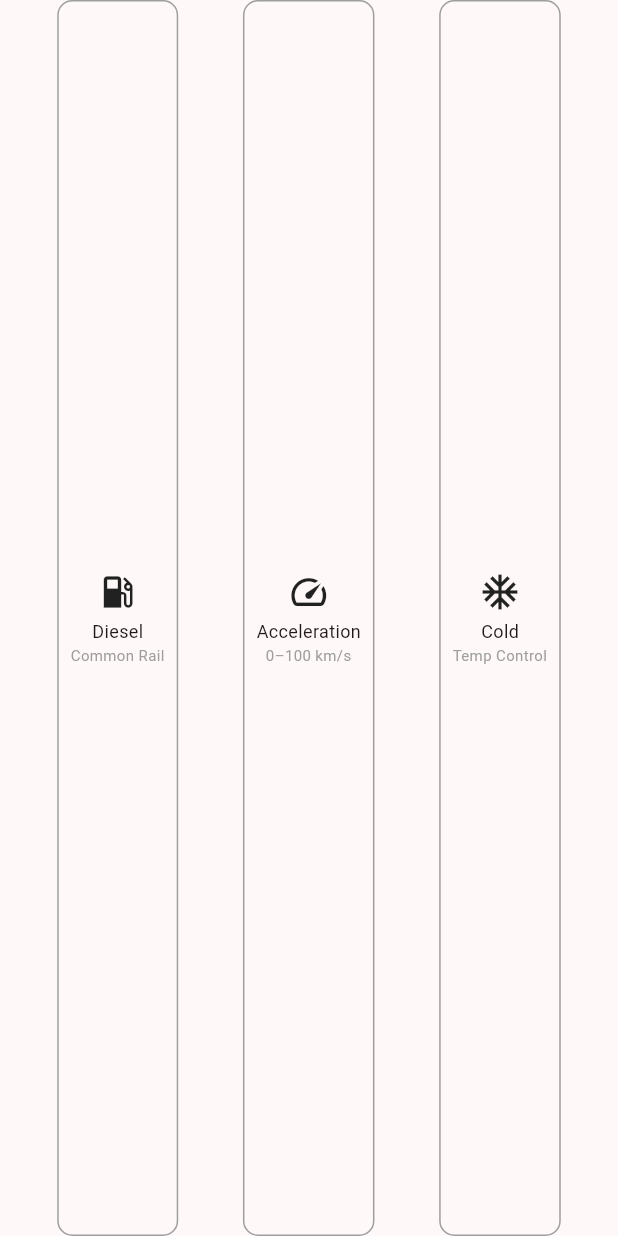
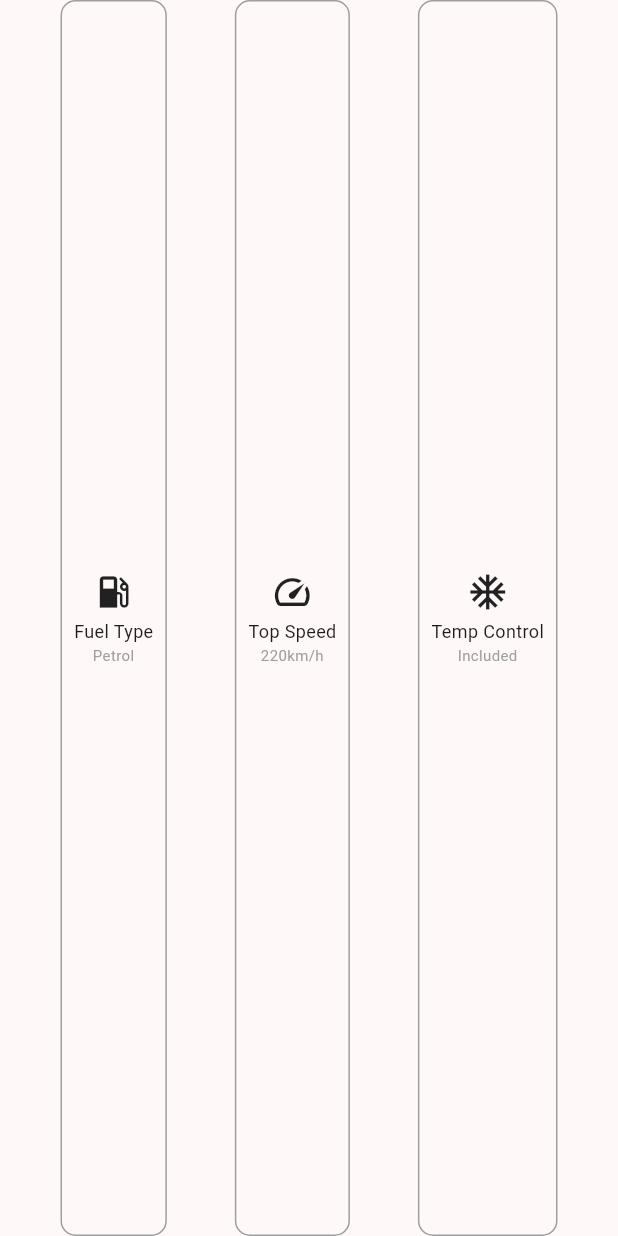
Before and after one commit to sahilbashir/myapp, a Flutter app: what featureIcons() shows on an empty page, opened directly, on a phone screen of 412 x 824 dp. Run offline on Flutter 3.47's test engine with Material 3 defaults, Android fonts, the phone set to English and light mode, and no system bars; our stand-ins replace bloc, cloud_firestore, firebase_core, flutter_bloc, flutter_map, get_it and 1 more; accounts and stored records are empty; network calls fail.

Commit message:
Modified map_detail_page.dart

```diff
--- a/lib/presentation/pages/car_details_page.dart
+++ b/lib/presentation/pages/car_details_page.dart
@@ -1,7 +1,7 @@
 import 'package:myapp/data/models/car.dart';
 import 'package:myapp/presentation/pages/maps_detail_page.dart';
 import 'package:myapp/presentation/widgets/car_card.dart';
-import 'package:myapp/presentation/widgets/more_card.dart';
+//import 'package:myapp/presentation/widgets/more_card.dart';
 //import 'package:flutter/foundation.dart';
 import 'package:flutter/material.dart';
 import 'package:flutter/widgets.dart';
--- a/lib/presentation/pages/maps_detail_page.dart
+++ b/lib/presentation/pages/maps_detail_page.dart
@@ -177,9 +177,9 @@ Widget featureIcons() {
   return Row(
     mainAxisAlignment: MainAxisAlignment.spaceEvenly,
     children: [
-      featureIcon(Icons.local_gas_station, 'Diesel', 'Common Rail'),
-      featureIcon(Icons.speed, 'Acceleration', '0–100 km/s'),
-      featureIcon(Icons.ac_unit, 'Cold', 'Temp Control'),
+      featureIcon(Icons.local_gas_station, 'Fuel Type', 'Petrol'),
+      featureIcon(Icons.speed, 'Top Speed', '220km/h'),
+      featureIcon(Icons.ac_unit, 'Temp Control', 'Included'),
     ],
   );
 }
```
